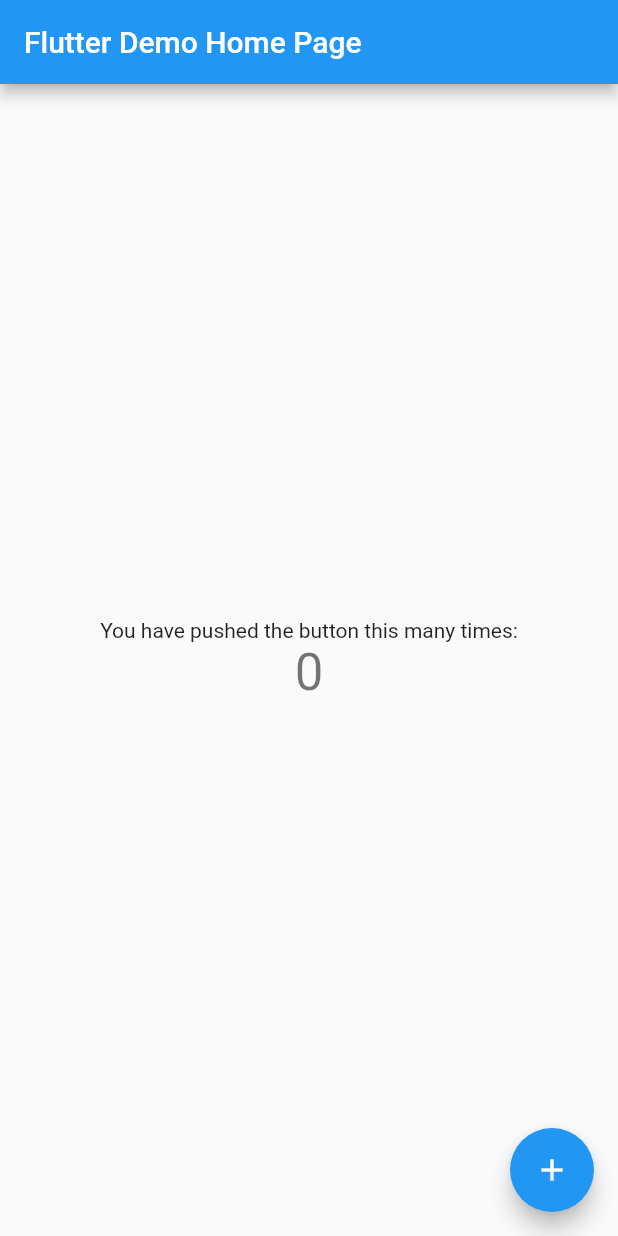
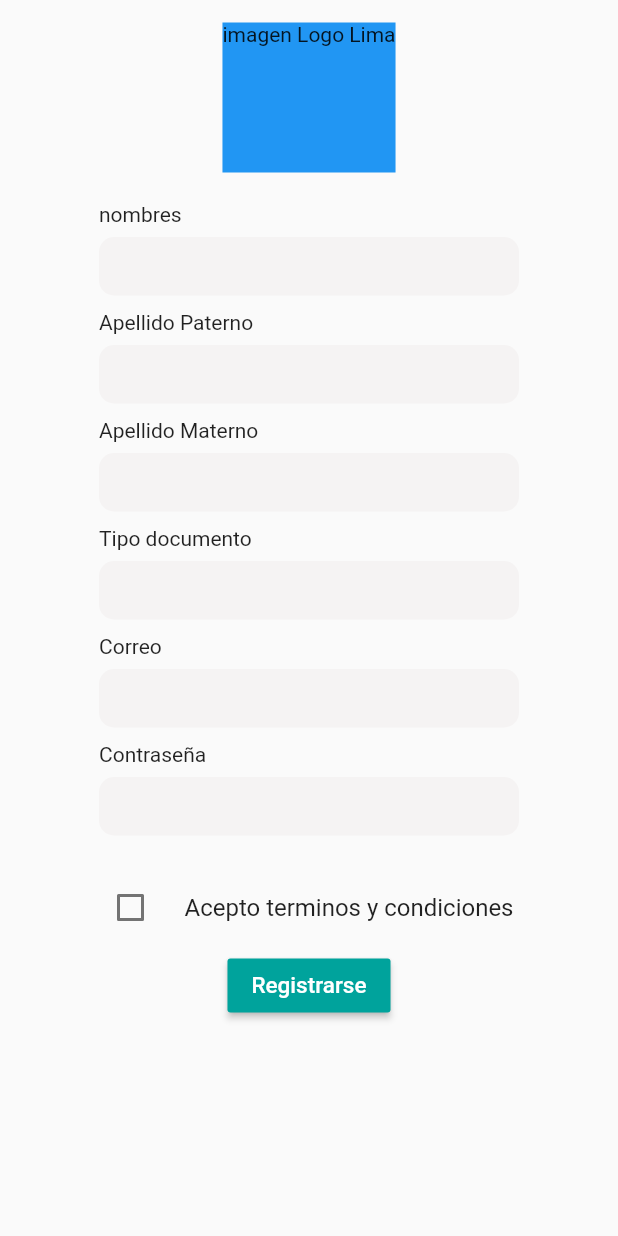
Before and after one commit to develoAll/HackatonLimaSegura, a Flutter app: the screen it shows after launch, on a phone screen of 412 x 824 dp. Run offline on Flutter 3.47's test engine with Material 2 defaults, Android fonts, the phone set to English and light mode, and no system bars.

Commit message:
implementacion de maqueta de registro

```diff
--- a/lib/main.dart
+++ b/lib/main.dart
@@ -1,4 +1,6 @@
 import 'package:flutter/material.dart';
+import 'package:maqueta_prueba/inicio.dart';
+import 'package:maqueta_prueba/registro.dart';
 
 void main() {
   runApp(MyApp());
@@ -11,18 +13,9 @@ class MyApp extends StatelessWidget {
     return MaterialApp(
       title: 'Flutter Demo',
       theme: ThemeData(
-        // This is the theme of your application.
-        //
-        // Try running your application with "flutter run". You'll see the
-        // application has a blue toolbar. Then, without quitting the app, try
-        // changing the primarySwatch below to Colors.green and then invoke
-        // "hot reload" (press "r" in the console where you ran "flutter run",
-        // or simply save your changes to "hot reload" in a Flutter IDE).
-        // Notice that the counter didn't reset back to zero; the application
-        // is not restarted.
         primarySwatch: Colors.blue,
       ),
-      home: MyHomePage(title: 'Flutter Demo Home Page'),
+      home: Registro()//MyHomePage(title: 'Flutter Demo Home Page'),
     );
   }
 }
--- /dev/null
+++ b/lib/registro.dart
@@ -0,0 +1,90 @@
+import 'package:flutter/material.dart';
+
+class Registro extends StatelessWidget {
+  @override
+  Widget build(BuildContext context) {
+    return Scaffold(
+      body: SafeArea(
+        child: SingleChildScrollView(
+          child: Container(
+            padding: EdgeInsets.only(left: 20, right: 20),
+            width: double.infinity,
+            child: Column(
+              children: [
+                Center(
+                  child: Container(
+                    height: 100,
+                    child: Text("imagen Logo Lima"),
+                    color: Colors.blue,
+                    margin: EdgeInsets.only(top: 15, bottom: 15),
+                  ),
+                ),
+                cuerpo("nombres"),
+                cuerpo("Apellido Paterno"),
+                cuerpo("Apellido Materno"),
+                cuerpo("Tipo documento"),
+                cuerpo("Correo"),
+                cuerpo("Contraseña"),
+                Container(
+                  margin: EdgeInsets.only(top: 15),
+                  width: 310,
+                  child: Column(
+                    children: [
+                      CheckboxListTile(
+                        controlAffinity: ListTileControlAffinity.leading,
+                          value: false,
+                          onChanged: (value){
+
+                          },
+                        title: Text("Acepto terminos y condiciones"),
+                      ),
+                      MaterialButton(
+                        onPressed: () {
+                          print("Registrarse");
+                        },
+                        color: Color(0xFF00A39C),
+                        child: Text("Registrarse", style: TextStyle(fontSize: 15, color: Colors.white),),
+                      )
+                    ],
+                  ),
+                ),
+              ],
+            ),
+          ),
+        )
+      ),
+    );
+  }
+  Widget cuerpo(String titulo){
+    return
+      Container(
+        alignment: Alignment.center,
+        margin: EdgeInsets.symmetric(vertical: 5),
+        width: double.infinity,
+        child: Column(
+          crossAxisAlignment: CrossAxisAlignment.start,
+          children: [
+            Container(
+              padding: EdgeInsets.only(bottom: 7),
+              width: 280,
+              child: Text(titulo),
+            ),
+            Container(
+              padding: EdgeInsets.all(2),
+              decoration: BoxDecoration(
+                  borderRadius: BorderRadius.circular(10),
+                  color: Color(0xFFF5F3F3)
+              ),
+              width: 280,
+              child: TextFormField(
+                decoration: InputDecoration(
+                    isDense: true,
+                    border: InputBorder.none
+                ),
+              ),
+            ),
+          ],
+        ),
+      );
+  }
+}
```
